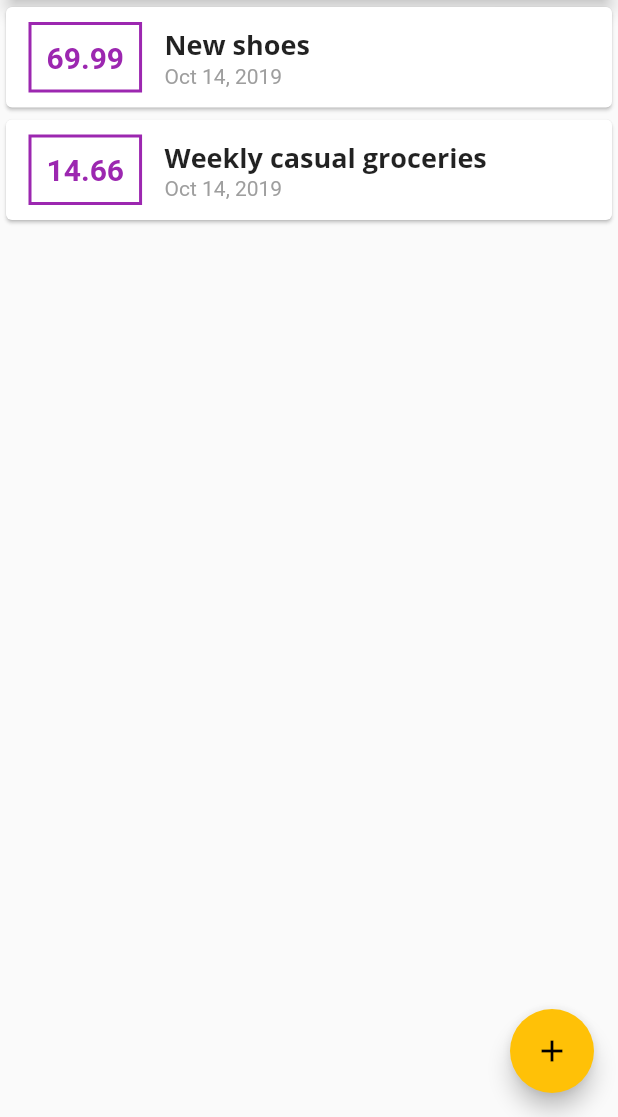
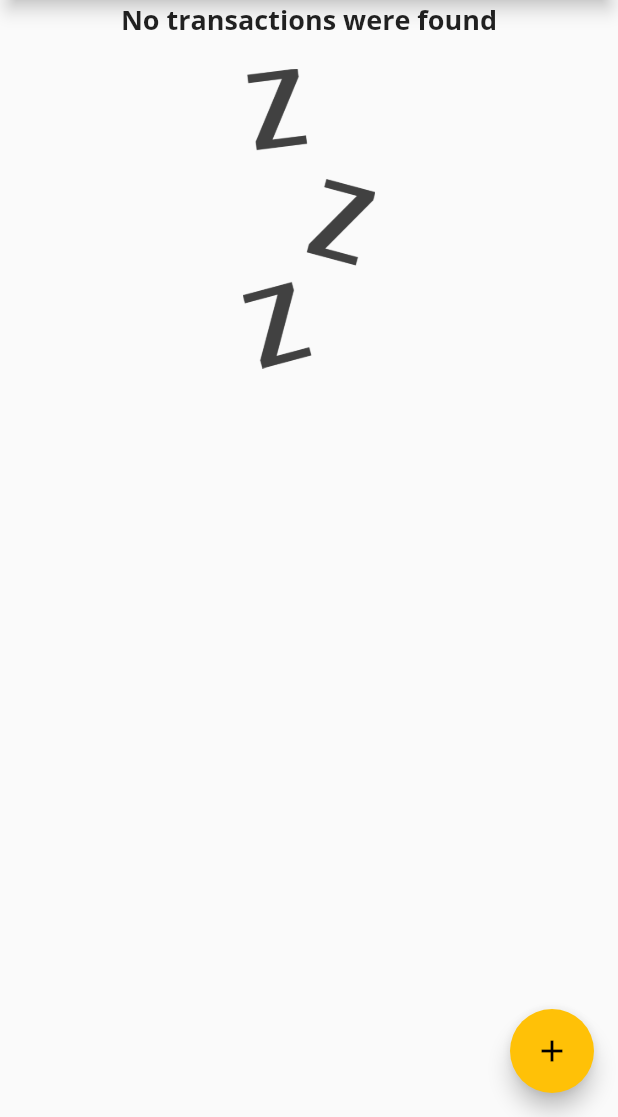
Before and after one commit to edubskiy/airbank, a Flutter app: the screen it shows after launch, on a phone screen of 412 x 824 dp, the part 119-1236 px from its top. Run offline on Flutter 3.47's test engine with Material 2 defaults, Android fonts, the phone set to English and light mode, and no system bars.

Commit message:
Added no transaction image

```diff
--- a/lib/main.dart
+++ b/lib/main.dart
@@ -59,18 +59,18 @@
   }
 
   final List<Transaction> _userTransactions = [
-    Transaction(
-      id: 't1',
-      title: 'New shoes',
-      amount: 69.99,
-      date: DateTime.now()
-    ),
-    Transaction(
-      id: 't2',
-      title: 'Weekly casual groceries',
-      amount: 14.66,
-      date: DateTime.now()
-    )
+    // Transaction(
+    //   id: 't1',
+    //   title: 'New shoes',
+    //   amount: 69.99,
+    //   date: DateTime.now()
+    // ),
+    // Transaction(
+    //   id: 't2',
+    //   title: 'Weekly casual groceries',
+    //   amount: 14.66,
+    //   date: DateTime.now()
+    // )
   ];
 
   void addNewTransactionPanel(BuildContext ctx) {
--- a/lib/widgets/transaction_list.dart
+++ b/lib/widgets/transaction_list.dart
@@ -12,7 +12,26 @@
   Widget build(BuildContext context) {
     return Container(
       height: 300,
-      child: ListView.builder(
+      child: transactions.isEmpty
+      ? Column(
+        children: <Widget>[
+          Text(
+            'No transactions were found',
+            style: Theme.of(context).textTheme.title,
+          ),
+          SizedBox(
+            height: 20,
+          ),
+          Container(
+            height: 200,
+            child: Image.asset(
+              'assets/images/waiting.png',
+              fit: BoxFit.cover,
+            ),
+          )
+        ],
+      )
+      : ListView.builder(
         itemBuilder: (ctx, index) {
           return Card(
             child: Row(
--- a/pubspec.yaml
+++ b/pubspec.yaml
@@ -42,8 +42,8 @@
   uses-material-design: true
 
   # To add assets to your application, add an assets section, like this:
-  # assets:
-  #  - images/a_dot_burr.jpeg
+  assets:
+   - assets/images/
   #  - images/a_dot_ham.jpeg
 
   # An image asset can refer to one or more resolution-specific "variants", see
```
Also changed, not shown: assets/images/waiting.png (added), pubspec.lock.
